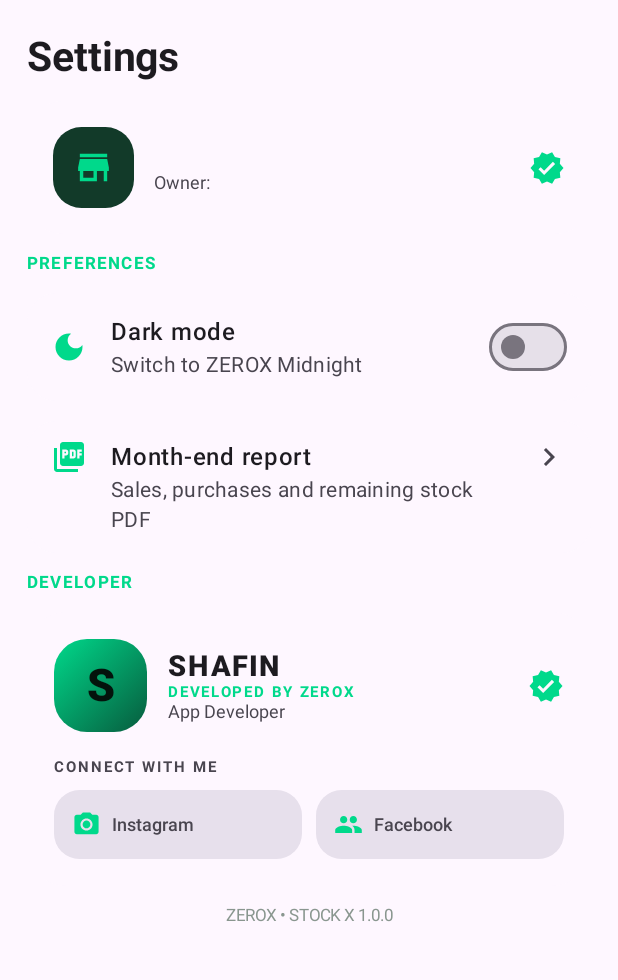
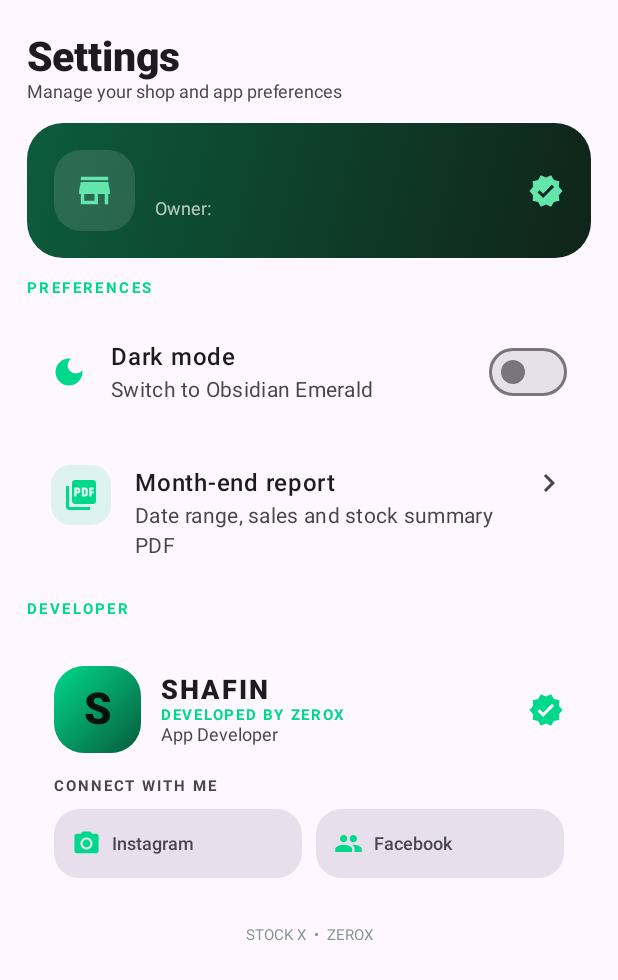
Before and after one commit to callbackforff99-maker/MED-STOCK, an Android app built with Jetpack Compose: the composable MoreScreen called with empty values, on a phone screen of 412 x 824 dp. Shown: the top 980 px of the screen. Run offline under Robolectric (Android 15) with nearby library versions, the phone set to English and light mode, and no system bars.

Commit message:
Redesign settings and developer profile screen

```diff
--- a/android/app/src/main/java/com/zerox/medistock/MainActivity.kt
+++ b/android/app/src/main/java/com/zerox/medistock/MainActivity.kt
@@ -408,44 +408,50 @@ private fun ShortlistScreen(items: List<MedicineEntity>, modifier: Modifier) {
 @Composable
 private fun MoreScreen(modifier: Modifier, darkMode: Boolean, onDarkModeChange: (Boolean) -> Unit, onReports: () -> Unit, ownerName: String, shopName: String) {
  val uri = LocalUriHandler.current
- LazyColumn(modifier.fillMaxSize().padding(horizontal = 18.dp), verticalArrangement = Arrangement.spacedBy(13.dp)) {
-  item { Text("Settings", fontSize = 27.sp, fontWeight = FontWeight.Bold, modifier = Modifier.padding(top = 22.dp), color = MaterialTheme.colorScheme.onBackground) }
+ LazyColumn(modifier.fillMaxSize().padding(horizontal = 18.dp), contentPadding = PaddingValues(top = 22.dp, bottom = 24.dp), verticalArrangement = Arrangement.spacedBy(14.dp)) {
   item {
-   Card(colors = CardDefaults.cardColors(containerColor = MaterialTheme.colorScheme.surface), shape = RoundedCornerShape(24.dp), modifier = Modifier.fillMaxWidth()) {
-    Row(Modifier.padding(17.dp), verticalAlignment = Alignment.CenterVertically) {
-     Box(Modifier.size(54.dp).background(Color(0xFF123A29), RoundedCornerShape(19.dp)), contentAlignment = Alignment.Center) { Icon(Icons.Default.Store, null, tint = Green, modifier = Modifier.size(27.dp)) }
+   Text("Settings", color = MaterialTheme.colorScheme.onBackground, fontSize = 27.sp, fontWeight = FontWeight.ExtraBold)
+   Text("Manage your shop and app preferences", color = MaterialTheme.colorScheme.onSurfaceVariant, fontSize = 12.sp)
+  }
+  item {
+   Card(colors = CardDefaults.cardColors(containerColor = Color.Transparent), shape = RoundedCornerShape(24.dp), modifier = Modifier.fillMaxWidth()) {
+    Row(Modifier.background(Brush.linearGradient(listOf(Color(0xFF0C5C3D), Color(0xFF10231A)))).padding(18.dp), verticalAlignment = Alignment.CenterVertically) {
+     Box(Modifier.size(54.dp).background(Color.White.copy(alpha = .12f), RoundedCornerShape(18.dp)), contentAlignment = Alignment.Center) { Icon(Icons.Default.Store, null, tint = Color(0xFF63E6AC), modifier = Modifier.size(27.dp)) }
      Spacer(Modifier.width(13.dp))
-     Column(Modifier.weight(1f)) { Text(shopName, fontWeight = FontWeight.Bold, fontSize = 17.sp); Text("Owner: $ownerName", color = MaterialTheme.colorScheme.onSurfaceVariant, fontSize = 12.sp) }
-     Icon(Icons.Default.Verified, null, tint = Green)
+     Column(Modifier.weight(1f), verticalArrangement = Arrangement.spacedBy(3.dp)) {
+      Text(shopName, color = Color.White, fontWeight = FontWeight.Bold, fontSize = 17.sp)
+      Text("Owner: $ownerName", color = Color.White.copy(alpha = .7f), fontSize = 12.sp)
+     }
+     Icon(Icons.Default.Verified, null, tint = Color(0xFF63E6AC))
     }
    }
   }
-  item { Text("PREFERENCES", color = Green, fontSize = 11.sp, fontWeight = FontWeight.Bold, letterSpacing = 1.5.sp) }
+  item { Text("PREFERENCES", color = Green, fontSize = 10.sp, fontWeight = FontWeight.Bold, letterSpacing = 1.6.sp) }
   item {
    Card(colors = CardDefaults.cardColors(containerColor = MaterialTheme.colorScheme.surface), shape = RoundedCornerShape(20.dp)) {
-    ListItem(leadingContent = { Icon(Icons.Default.DarkMode, null, tint = Green) }, headlineContent = { Text("Dark mode", fontWeight = FontWeight.SemiBold) }, supportingContent = { Text(if (darkMode) "ZEROX Midnight is active" else "Switch to ZEROX Midnight") }, trailingContent = { Switch(checked = darkMode, onCheckedChange = onDarkModeChange) })
+    ListItem(leadingContent = { Icon(Icons.Default.DarkMode, null, tint = Green) }, headlineContent = { Text("Dark mode", fontWeight = FontWeight.SemiBold) }, supportingContent = { Text(if (darkMode) "Obsidian Emerald is active" else "Switch to Obsidian Emerald") }, trailingContent = { Switch(checked = darkMode, onCheckedChange = onDarkModeChange, colors = SwitchDefaults.colors(checkedThumbColor = Color(0xFF062016), checkedTrackColor = Green)) })
    }
   }
   item {
    Card(colors = CardDefaults.cardColors(containerColor = MaterialTheme.colorScheme.surface), shape = RoundedCornerShape(20.dp), modifier = Modifier.fillMaxWidth().clickable(onClick = onReports)) {
-    ListItem(leadingContent = { Icon(Icons.Default.PictureAsPdf, null, tint = Green) }, headlineContent = { Text("Month-end report", fontWeight = FontWeight.SemiBold) }, supportingContent = { Text("Sales, purchases and remaining stock PDF") }, trailingContent = { Icon(Icons.Default.ChevronRight, null) })
+    ListItem(leadingContent = { Box(Modifier.size(40.dp).background(Green.copy(alpha = .13f), RoundedCornerShape(13.dp)), contentAlignment = Alignment.Center) { Icon(Icons.Default.PictureAsPdf, null, tint = Green) } }, headlineContent = { Text("Month-end report", fontWeight = FontWeight.SemiBold) }, supportingContent = { Text("Date range, sales and stock summary PDF") }, trailingContent = { Icon(Icons.Default.ChevronRight, null, tint = MaterialTheme.colorScheme.onSurfaceVariant) })
    }
   }
-  item { Text("DEVELOPER", color = Green, fontSize = 11.sp, fontWeight = FontWeight.Bold, letterSpacing = 1.5.sp) }
+  item { Text("DEVELOPER", color = Green, fontSize = 10.sp, fontWeight = FontWeight.Bold, letterSpacing = 1.6.sp) }
   item {
-   Card(colors = CardDefaults.cardColors(containerColor = MaterialTheme.colorScheme.surface), shape = RoundedCornerShape(26.dp), modifier = Modifier.fillMaxWidth()) {
+   Card(colors = CardDefaults.cardColors(containerColor = MaterialTheme.colorScheme.surface), shape = RoundedCornerShape(24.dp), modifier = Modifier.fillMaxWidth()) {
     Column(Modifier.padding(18.dp)) {
      Row(verticalAlignment = Alignment.CenterVertically) {
-      Box(Modifier.size(62.dp).background(Brush.linearGradient(listOf(Color(0xFF00D98B), Color(0xFF075B3D))), RoundedCornerShape(22.dp)), contentAlignment = Alignment.Center) { Text("S", color = Color(0xFF04130C), fontSize = 30.sp, fontWeight = FontWeight.Black) }
-      Spacer(Modifier.width(14.dp))
+      Box(Modifier.size(58.dp).background(Brush.linearGradient(listOf(Color(0xFF00D98B), Color(0xFF075B3D))), RoundedCornerShape(20.dp)), contentAlignment = Alignment.Center) { Text("S", color = Color(0xFF04130C), fontSize = 29.sp, fontWeight = FontWeight.Black) }
+      Spacer(Modifier.width(13.dp))
       Column(Modifier.weight(1f)) {
-       Text("SHAFIN", fontSize = 19.sp, fontWeight = FontWeight.ExtraBold, letterSpacing = 1.5.sp)
-       Text("DEVELOPED BY ZEROX", color = Green, fontSize = 10.sp, fontWeight = FontWeight.Bold, letterSpacing = 1.2.sp)
+       Text("SHAFIN", color = MaterialTheme.colorScheme.onSurface, fontSize = 18.sp, fontWeight = FontWeight.ExtraBold, letterSpacing = 1.4.sp)
+       Text("DEVELOPED BY ZEROX", color = Green, fontSize = 10.sp, fontWeight = FontWeight.Bold, letterSpacing = 1.1.sp)
        Text("App Developer", color = MaterialTheme.colorScheme.onSurfaceVariant, fontSize = 12.sp)
       }
       Icon(Icons.Default.Verified, null, tint = Green)
      }
-     Spacer(Modifier.height(17.dp))
+     Spacer(Modifier.height(16.dp))
      Text("CONNECT WITH ME", color = MaterialTheme.colorScheme.onSurfaceVariant, fontSize = 10.sp, fontWeight = FontWeight.Bold, letterSpacing = 1.3.sp)
      Spacer(Modifier.height(9.dp))
      Row(horizontalArrangement = Arrangement.spacedBy(9.dp)) {
@@ -455,10 +461,9 @@ private fun MoreScreen(modifier: Modifier, darkMode: Boolean, onDarkModeChange:
     }
    }
   }
-  item { Text("ZEROX • STOCK X 1.0.0", color = MutedText, fontSize = 11.sp, modifier = Modifier.fillMaxWidth().padding(bottom = 18.dp), textAlign = androidx.compose.ui.text.style.TextAlign.Center) }
+  item { Text("STOCK X  •  ZEROX", color = MutedText, fontSize = 10.sp, modifier = Modifier.fillMaxWidth(), textAlign = androidx.compose.ui.text.style.TextAlign.Center) }
  }
 }
-
 @Composable
 private fun DeveloperLink(label: String, icon: androidx.compose.ui.graphics.vector.ImageVector, modifier: Modifier, onClick: () -> Unit) {
  Card(modifier.clickable(onClick = onClick), shape = RoundedCornerShape(17.dp), colors = CardDefaults.cardColors(containerColor = MaterialTheme.colorScheme.surfaceVariant)) {
```
